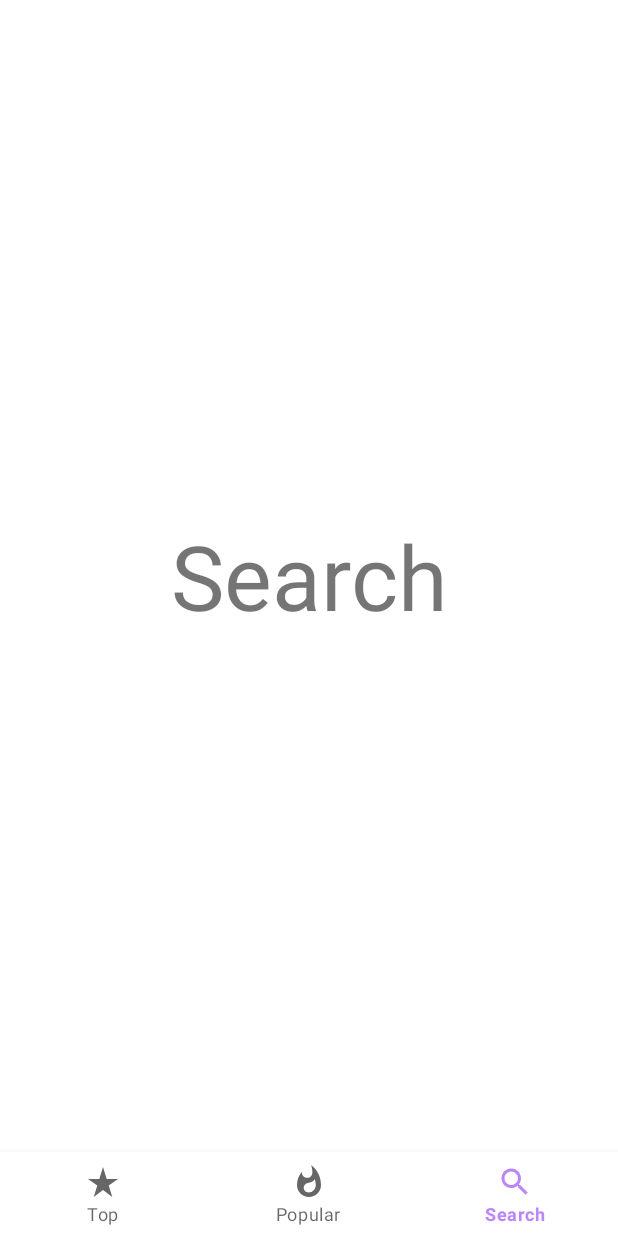
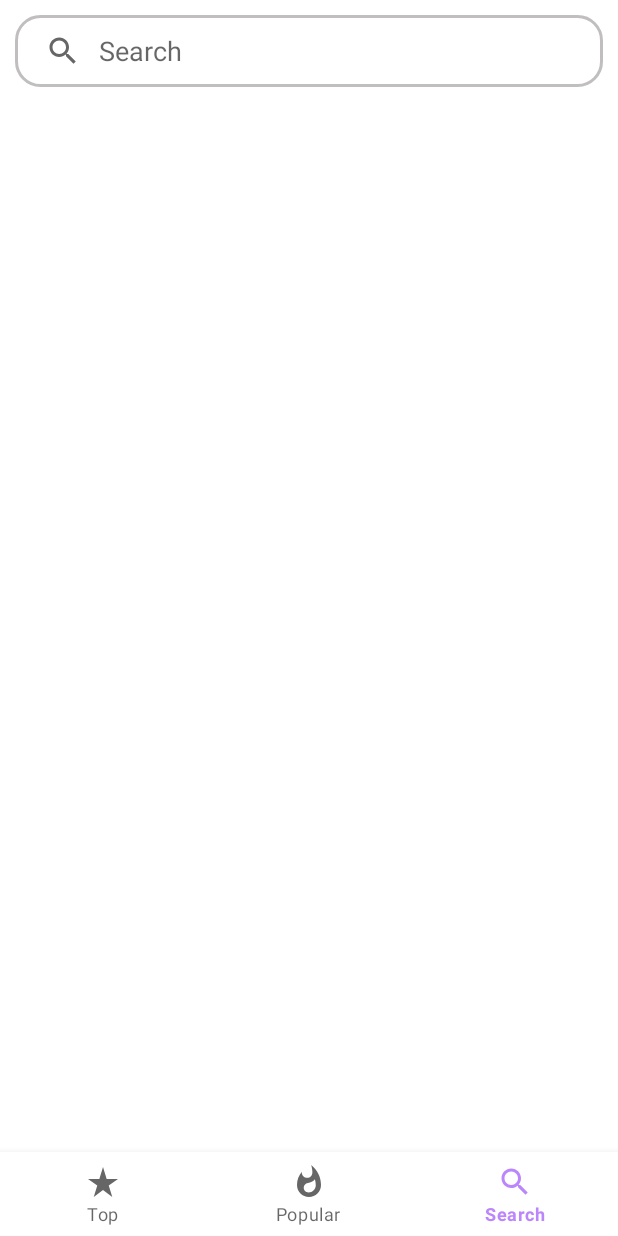
Before and after one commit to Skilledlis/themoviedbTestApp, an Android app: the SearchMoviesFragment screen opened through its navigation route, on a phone screen of 412 x 824 dp. Run offline under Robolectric (Android 15) with nearby library versions, the phone set to English and light mode, and no system bars; our stand-ins replace Picasso, Shimmer, navigation-ui; pictures from the network do not load.

Commit message:
add search view and get query

```diff
--- a/app/build.gradle
+++ b/app/build.gradle
@@ -67,5 +67,5 @@ dependencies {
 
     //Shimmer Effect
     implementation 'com.facebook.shimmer:shimmer:0.5.0'
-    implementation "androidx.recyclerview:recyclerview:1.2.1"
+
 }
--- a/app/src/main/java/com/skileld/android/themoviedbtestapp/api/Api.kt
+++ b/app/src/main/java/com/skileld/android/themoviedbtestapp/api/Api.kt
@@ -3,6 +3,7 @@ package com.skileld.android.themoviedbtestapp.api
 import com.skileld.android.themoviedbtestapp.models.MovieResponse
 import com.skileld.android.themoviedbtestapp.util.Constants.Companion.API_KEY
 import com.skileld.android.themoviedbtestapp.models.MoviesResponse
+import com.skileld.android.themoviedbtestapp.models.ResultSearch
 import retrofit2.Response
 import retrofit2.http.GET
 import retrofit2.http.Path
@@ -40,7 +41,7 @@ interface Api {
         query: String,
         @Query("include_adult")
         include_adult: String = "false"
-    ): Response<MoviesResponse>
+    ): Response<ResultSearch>
 
     @GET("3/movie/{Id}")
     suspend fun getDetails(
--- a/app/src/main/java/com/skileld/android/themoviedbtestapp/repository/Repository.kt
+++ b/app/src/main/java/com/skileld/android/themoviedbtestapp/repository/Repository.kt
@@ -8,4 +8,8 @@ class Repository {
     suspend fun getDetails(
         id: Int
     ) = RetrofitInstance.api.getDetails(id)
+
+    suspend fun getSearch(
+        query: String
+    ) = RetrofitInstance.api.searchMovies(query = query)
 }
--- a/app/src/main/java/com/skileld/android/themoviedbtestapp/ui/fragments/SearchMoviesFragment.kt
+++ b/app/src/main/java/com/skileld/android/themoviedbtestapp/ui/fragments/SearchMoviesFragment.kt
@@ -6,7 +6,10 @@ import androidx.fragment.app.Fragment
 import android.view.LayoutInflater
 import android.view.View
 import android.view.ViewGroup
+import android.widget.SearchView
 import com.skileld.android.themoviedbtestapp.R
+import com.skileld.android.themoviedbtestapp.databinding.PopularMoviesFragmentBinding
+import com.skileld.android.themoviedbtestapp.databinding.SearchMoviesFragmentBinding
 import com.skileld.android.themoviedbtestapp.ui.viewModels.SearchMoviesViewModel
 
 class SearchMoviesFragment : Fragment() {
@@ -17,17 +20,35 @@ class SearchMoviesFragment : Fragment() {
 
     private lateinit var viewModel: SearchMoviesViewModel
 
+    private var _binding: SearchMoviesFragmentBinding? = null
+    private val binding get() = _binding!!
+
     override fun onCreateView(
         inflater: LayoutInflater, container: ViewGroup?,
         savedInstanceState: Bundle?
-    ): View? {
-        return inflater.inflate(R.layout.search_movies_fragment, container, false)
+    ): View {
+        _binding = SearchMoviesFragmentBinding.inflate(inflater, container, false)
+        return binding.root
     }
 
     override fun onActivityCreated(savedInstanceState: Bundle?) {
         super.onActivityCreated(savedInstanceState)
         viewModel = ViewModelProvider(this).get(SearchMoviesViewModel::class.java)
-        // TODO: Use the ViewModel
+
+        binding.searchView.setOnQueryTextListener(object : SearchView.OnQueryTextListener,
+            androidx.appcompat.widget.SearchView.OnQueryTextListener {
+            override fun onQueryTextSubmit(query: String?): Boolean {
+                binding.searchView.clearFocus()
+                return false
+            }
+
+            override fun onQueryTextChange(newText: String?): Boolean {
+                if (newText != null) {
+                    viewModel.requestMovies(newText)
+                }
+                return false
+            }
+        })
     }
 
 }
--- a/app/src/main/java/com/skileld/android/themoviedbtestapp/ui/viewModels/SearchMoviesViewModel.kt
+++ b/app/src/main/java/com/skileld/android/themoviedbtestapp/ui/viewModels/SearchMoviesViewModel.kt
@@ -1,7 +1,51 @@
 package com.skileld.android.themoviedbtestapp.ui.viewModels
 
-import androidx.lifecycle.ViewModel
+import android.app.Application
+import androidx.lifecycle.AndroidViewModel
+import androidx.lifecycle.MutableLiveData
+import com.skileld.android.themoviedbtestapp.models.MovieResponse
+import com.skileld.android.themoviedbtestapp.models.ResultSearch
+import com.skileld.android.themoviedbtestapp.repository.Repository
+import com.skileld.android.themoviedbtestapp.util.Resource
+import kotlinx.coroutines.CoroutineScope
+import kotlinx.coroutines.Dispatchers
+import kotlinx.coroutines.Job
+import kotlinx.coroutines.launch
+import retrofit2.Response
+import kotlin.coroutines.CoroutineContext
 
-class SearchMoviesViewModel : ViewModel() {
-    // TODO: Implement the ViewModel
+class SearchMoviesViewModel(app: Application) : AndroidViewModel(app), CoroutineScope {
+
+    private val movieRepository: Repository = Repository()
+    val movie: MutableLiveData<Resource<ResultSearch>> = MutableLiveData()
+
+
+
+    override val coroutineContext: CoroutineContext
+        get() = Dispatchers.Main + job
+
+    private val job = Job()
+
+    fun requestMovies(query:String) {
+        launch(Dispatchers.Main) {
+            movie.postValue(Resource.Loading())
+            val response = movieRepository.getSearch(query)
+            movie.postValue(handlerNewsResponse(response))
+        }
+    }
+
+    private fun handlerNewsResponse(response: Response<ResultSearch>): Resource<ResultSearch> {
+        if (response.isSuccessful) {
+            response.body()?.let {
+                return Resource.Success(it)
+            }
+        }
+        return Resource.Error(response.message())
+    }
+
+    override fun onCleared() {
+        super.onCleared()
+        job.cancel()
+    }
+
 }
--- /dev/null
+++ b/app/src/main/res/drawable/search_background.xml
@@ -0,0 +1,10 @@
+<?xml version="1.0" encoding="utf-8"?>
+<shape xmlns:android="http://schemas.android.com/apk/res/android"
+    android:shape="rectangle">
+
+    <corners android:radius="16dp" />
+    <stroke android:color="#C0BEBE"
+        android:width="2dp"/>
+
+
+</shape>
--- a/app/src/main/res/layout/search_movies_fragment.xml
+++ b/app/src/main/res/layout/search_movies_fragment.xml
@@ -3,13 +3,17 @@
     xmlns:tools="http://schemas.android.com/tools"
     android:layout_width="match_parent"
     android:layout_height="match_parent"
+    xmlns:app="http://schemas.android.com/apk/res-auto"
     tools:context=".ui.fragments.SearchMoviesFragment">
 
-    <TextView
-        android:layout_width="match_parent"
-        android:layout_height="match_parent"
-        android:gravity="center"
-        android:text="@string/search"
-        android:textSize="60sp" />
+<androidx.appcompat.widget.SearchView
+    android:id="@+id/search_view"
+    android:layout_width="match_parent"
+    android:layout_height="wrap_content"
+    app:queryHint="Search"
+    app:iconifiedByDefault="false"
+    android:layout_margin="10dp"
+    app:queryBackground="@android:color/transparent"
+    android:background="@drawable/search_background"/>
 
 </FrameLayout>
--- a/build.gradle
+++ b/build.gradle
@@ -11,6 +11,7 @@ buildscript {
         classpath 'com.google.gms:google-services:4.3.8'
         classpath 'com.google.firebase:firebase-crashlytics-gradle:2.7.1'
 
+
         // NOTE: Do not place your application dependencies here; they belong
         // in the individual module build.gradle files
     }
@@ -20,6 +21,10 @@ allprojects {
     repositories {
         google()
         mavenCentral()
+
+        maven {
+            url 'https://jitpack.io'
+        }
     }
 }
 
```
Also changed, not shown: app/src/main/java/com/skileld/android/themoviedbtestapp/models/ResultSearch.kt (added, +18 -0 lines), app/src/main/java/com/skileld/android/themoviedbtestapp/models/SearchMoviesResponse.kt (added, +8 -0 lines), app/src/main/res/drawable/_1123213.jpg (deleted).
